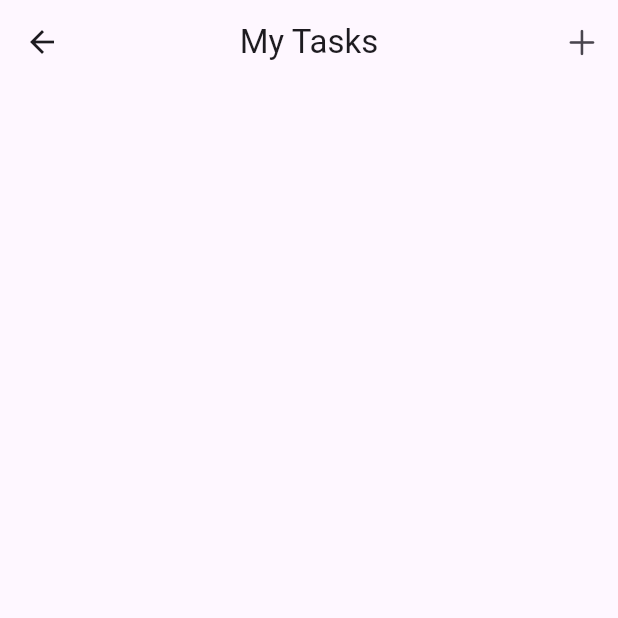
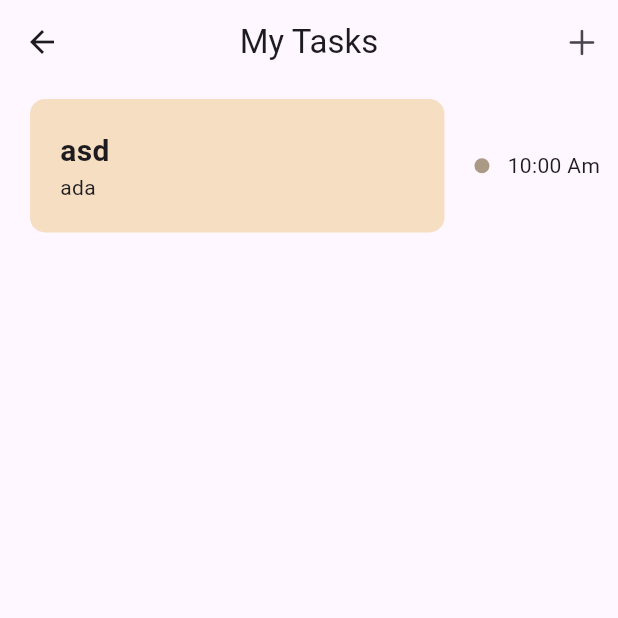
Before and after one commit to Arpit-Verma1/task_App, a Flutter app: the HomePage screen opened directly, on a phone screen of 412 x 824 dp, the top half of it. Run offline on Flutter 3.47's test engine with Material 3 defaults, Android fonts, the phone set to English and light mode, and no system bars; our stand-ins replace flutter_bloc, shared_preferences, sqflite; accounts and stored records are empty.

Commit message:
FEAT:Task card UI added

```diff
--- /dev/null
+++ b/lib/core/constants/utils.dart
@@ -0,0 +1,9 @@
+import 'package:flutter/material.dart';
+
+Color strengthenColor(Color color, double factor) {
+  int r = (color.red * factor).clamp(0, 255).toInt();
+  int b = (color.blue * factor).clamp(0, 255).toInt();
+  int g = (color.green * factor).clamp(0, 255).toInt();
+
+  return Color.fromARGB(color.alpha, r, g, b);
+}
--- a/lib/features/home/pages/home_page.dart
+++ b/lib/features/home/pages/home_page.dart
@@ -1,5 +1,7 @@
 import 'package:flutter/cupertino.dart';
 import 'package:flutter/material.dart';
+import 'package:frontend/core/constants/utils.dart';
+import 'package:frontend/features/home/widgets/task_card.dart';
 
 class HomePage extends StatefulWidget {
   static MaterialPageRoute route() =>
@@ -26,10 +28,32 @@ class _HomePageState extends State<HomePage> {
           ],
         ),
         body: Column(
+          crossAxisAlignment: CrossAxisAlignment.start,
           children: [
+            Row(
+              children: [
+                Expanded(
+                  child: TaskCard(
+                      color: Color.fromRGBO(246, 222, 194, 1),
+                      headerText: "asd",
+                      descriptionText: "ada"),
+                ),
+                Container(
+                  height: 10,
+                  width: 10,
+                  decoration: BoxDecoration(
+                      color: strengthenColor(
+                          Color.fromRGBO(246, 222, 194, 1), 0.69),
+                      shape: BoxShape.circle),
+                ),
+                Padding(
 
+                  padding: const EdgeInsets.all(12.0),
+                  child: Text("10:00 Am",style: TextStyle(fontSize: 14,),),
+                )
               ],
             )
-    );
+          ],
+        ));
   }
 }
--- /dev/null
+++ b/lib/features/home/widgets/date_selector.dart
@@ -0,0 +1,25 @@
+import 'package:flutter/material.dart';
+
+class DateSelector extends StatefulWidget {
+  const DateSelector({super.key});
+
+  @override
+  State<DateSelector> createState() => _DateSelectorState();
+}
+
+class _DateSelectorState extends State<DateSelector> {
+  @override
+  Widget build(BuildContext context) {
+    return Column(
+      children: [
+        Row(
+          children: [
+            IconButton(onPressed: (){}, icon: Icon(Icons.arrow_back_ios)),
+            Text("January"),
+            IconButton(onPressed: (){}, icon: Icon(Icons.arrow_forward)),
+          ],
+        )
+      ],
+    );
+  }
+}
--- a/lib/features/home/widgets/task_card.dart
+++ b/lib/features/home/widgets/task_card.dart
@@ -1 +1,35 @@
 import 'package:flutter/material.dart';
+
+
+class TaskCard extends StatelessWidget {
+  const TaskCard(
+      {super.key, required this.color, required this.headerText, required this.descriptionText});
+
+  final Color color;
+  final String headerText;
+  final String descriptionText;
+
+
+  @override
+  Widget build(BuildContext context) {
+    return Container(
+      margin: EdgeInsets.symmetric(horizontal: 20, vertical: 10),
+      padding: EdgeInsets.all(20),
+      decoration: BoxDecoration(
+        color: color,
+
+        borderRadius: BorderRadius.circular(10)
+      ),
+      child: Column(
+        crossAxisAlignment: CrossAxisAlignment.start,
+        children: [
+          Text(headerText,
+            style: TextStyle(fontWeight: FontWeight.bold, fontSize: 20),),
+          Text(descriptionText, style: TextStyle(fontSize: 14),
+            maxLines: 4,
+            overflow: TextOverflow.ellipsis,)
+        ],
+      ),
+    );
+  }
+}
```
Lines whose indentation alone changed are shown as unchanged.
